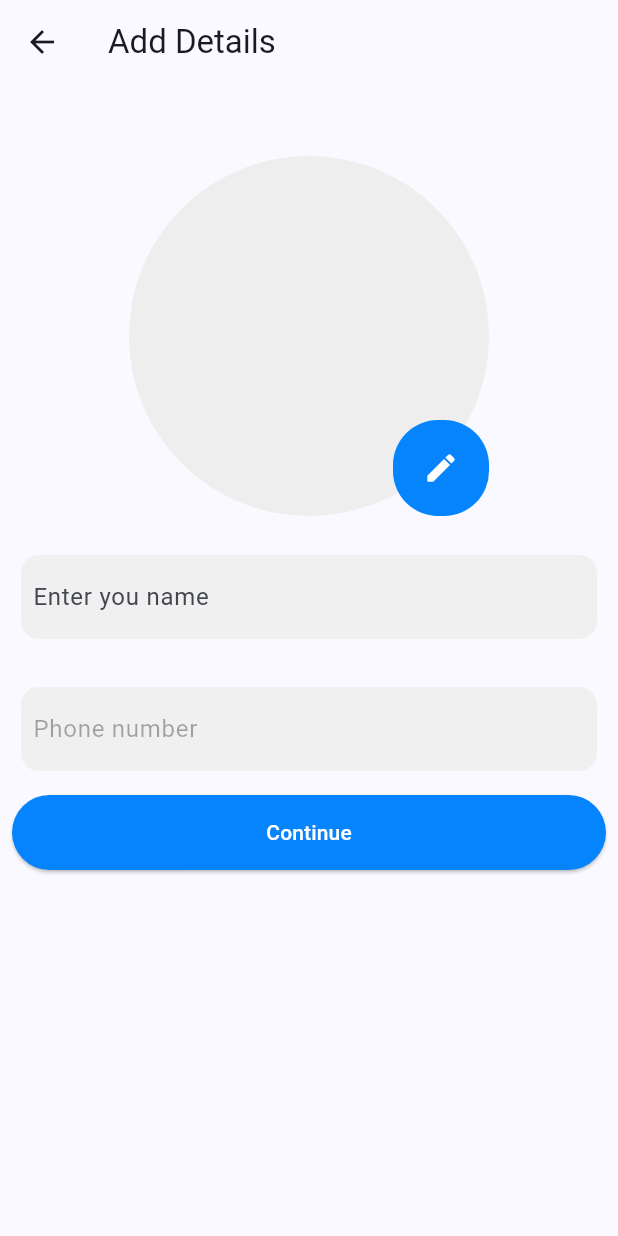
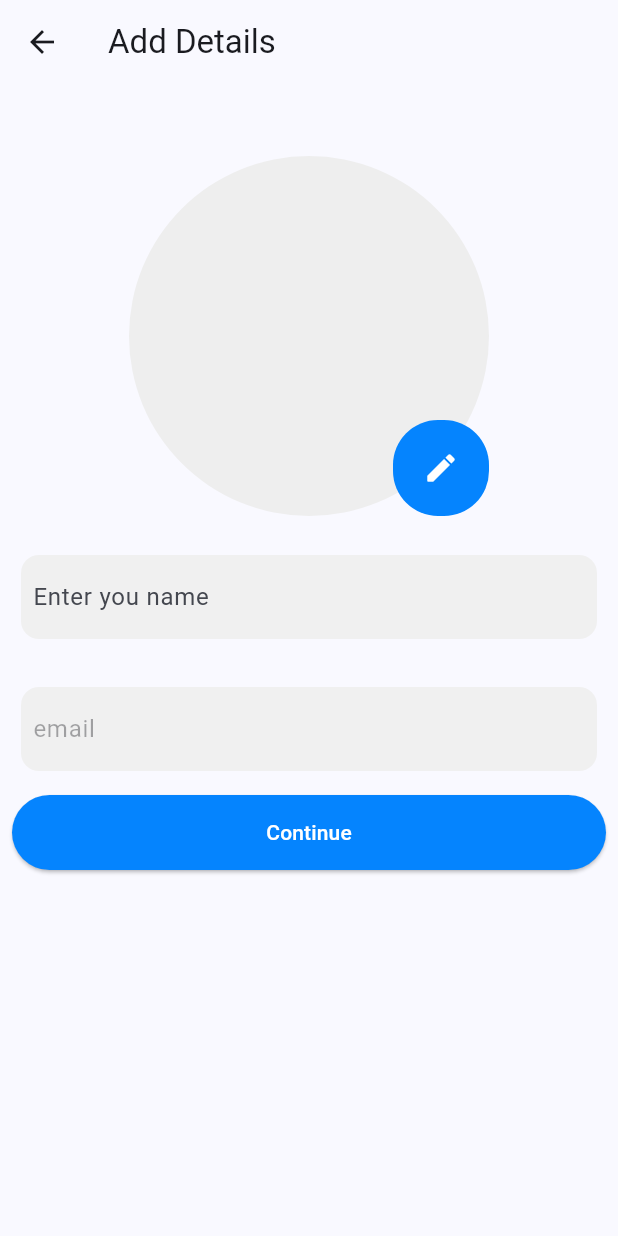
Before and after one commit to Manh-IT-K2/TalkifyApp, a Flutter app: the UpdateProfileView screen opened directly with empty values, on a phone screen of 412 x 824 dp. Run offline on Flutter 3.47's test engine with Material 3 defaults, Android fonts, the phone set to English and light mode, and no system bars; our stand-ins replace appwrite, cached_network_image, country_code_picker, file_picker, shared_preferences; accounts and stored records are empty; network calls fail.

Commit message:
update send otp by email

```diff
--- a/talkify_app/lib/controller/appwrite_controller.dart
+++ b/talkify_app/lib/controller/appwrite_controller.dart
@@ -20,17 +20,16 @@ Account account = Account(client);
 final Databases databases = Databases(client);
 final Storage storage = Storage(client);
 
-// save phone number to database(while creating a new account)
-
-Future savePhoneToDB({required String phoneNo, required String userId}) async {
+// save email number to database(while creating a new account)
+Future saveEmailToDB({required String email, required String userId}) async {
   try {
     final response = await databases.createDocument(
         databaseId: db,
         collectionId: userCollection,
         documentId: userId,
-        data: {"phone_no": phoneNo, "userId": userId});
+        data: {"email": email, "userId": userId});
     if (kDebugMode) {
-      print(response);
+      print("success: $response");
     }
     return true;
   } on AppwriteException catch (e) {
@@ -42,15 +41,15 @@ Future savePhoneToDB({required String phoneNo, required String userId}) async {
 }
 
 // check whether phone number exits in database or not
-Future<String> checkPhoneNumber({required String phoneNo}) async {
+Future<String> checkEmail({required String email}) async {
   try {
     final DocumentList matchUser = await databases.listDocuments(
         databaseId: db,
         collectionId: userCollection,
-        queries: [Query.equal("phone_no", phoneNo)]);
+        queries: [Query.equal("email", email)]);
     if (matchUser.total > 0) {
       final Document user = matchUser.documents[0];
-      if (user.data["phone_no"] != null || user.data["phone_no"] != "") {
+      if (user.data["email"] != null || user.data["email"] != "") {
         return user.data["userId"];
       } else {
         if (kDebugMode) {
@@ -72,31 +71,32 @@ Future<String> checkPhoneNumber({required String phoneNo}) async {
   }
 }
 
-// create  a phone secction, send otp to the phone number
-Future<String> createPhoneSecction({required String phone}) async {
+// create  a phone session, send otp to the phone number
+Future<String> createEmailSession({required String email}) async {
   try {
-    final userId = await checkPhoneNumber(phoneNo: phone);
+    final userId = await checkEmail(email: email);
     if (userId == "user_not_exist") {
       //creating a new account
-      final Token data =
-          await account.createPhoneToken(userId: ID.unique(), phone: phone);
+      // final Token data = await account.createPhoneToken(userId: ID.unique(), phone: phone);
+      final Token data = await account.createEmailToken(userId: ID.unique(), email: email);
 
       // save the new user to user collection
-      savePhoneToDB(phoneNo: phone, userId: data.userId);
-      print("phone: ${data.secret}");
+      saveEmailToDB(email: email, userId: data.userId);
+      print("email: ${data.secret}");
       return data.userId;
     }
     // if user is an existing user
     else {
       // create phone token for existing user
-      final Token data =
-          await account.createPhoneToken(userId: userId, phone: phone);
-      print("phone2: ${data.secret}");
+      //final Token data = await account.createPhoneToken(userId: userId, phone: phone);
+      final Token data = await account.createEmailToken(userId: userId, email: email);
+
+      print("email1: ${data.secret}");
       return data.userId;
     }
   } catch (e) {
     if (kDebugMode) {
-      print("Error on cretae phone session: $e");
+      print("Error on cretae email session: $e");
     }
     return "login_error";
   }
@@ -105,8 +105,7 @@ Future<String> createPhoneSecction({required String phone}) async {
 // login with otp
 Future<bool> loginWithOtp({required String otp, required String userId}) async {
   try {
-    final Session session =
-        await account.updatePhoneSession(userId: userId, secret: otp);
+    final Session session = await account.createSession(userId: userId, secret: otp);
     if (kDebugMode) {
       print(session.userId);
     }
@@ -233,3 +232,22 @@ Future<bool> deleteImageFromBucket({required String oldImageId}) async {
     return false;
   }
 }
+
+// to search all the users from the database
+Future<DocumentList?> searchUsers({required String searchItem, required String userId}) async {
+  try {
+    final DocumentList users = await databases.listDocuments(databaseId: db, collectionId: userCollection, queries: [
+      Query.search("email", searchItem),
+      Query.notEqual("email", userId)
+    ]);
+    if (kDebugMode) {
+      print("Total match users ${users.total}");
+    }
+    return users;
+  } catch (e) {
+    if (kDebugMode) {
+      print("Error on search users: $e");
+    }
+    return null;
+  }
+}
--- a/talkify_app/lib/controller/local_saved_data.dart
+++ b/talkify_app/lib/controller/local_saved_data.dart
@@ -29,14 +29,14 @@ class LocalSavedData {
     return preferences!.getString("userName") ?? "";
   }
 
-  // save the user phone
-  static Future<void> saveUserPhone(String phone) async {
-    await preferences!.setString("phone", phone);
+  // save the user email
+  static Future<void> saveUserEmail(String email) async {
+    await preferences!.setString("email", email);
   }
 
-  // read the user phone
-  static String getUserPhone() {
-    return preferences!.getString("phone") ?? "";
+  // read the user email
+  static String getUserEmail() {
+    return preferences!.getString("email") ?? "";
   }
 
   // save the user profile picture
@@ -50,10 +50,10 @@ class LocalSavedData {
   }
 
   // clear all the saved data
-  static clearAllData() {
-    preferences!.clear();
+  static clearAllData() async {
+    final bool data = await preferences!.clear();
     if (kDebugMode) {
-      print("Cleared all data from local!");
+      print("Cleared all data from local: $data");
     }
   }
 }
--- a/talkify_app/lib/model/user_data_model.dart
+++ b/talkify_app/lib/model/user_data_model.dart
@@ -1,6 +1,6 @@
 class UserDataModel {
   final String? name;
-  final String phone;
+  final String email;
   final String userId;
   final String? profilePic;
   final String? deviceToken;
@@ -8,7 +8,7 @@ class UserDataModel {
 
   UserDataModel(
       {this.name,
-      required this.phone,
+      required this.email,
       required this.userId,
       this.profilePic,
       this.deviceToken,
@@ -17,7 +17,7 @@ class UserDataModel {
   // to convert document data to user data
   factory UserDataModel.toMap(Map<String, dynamic> map) {
     return UserDataModel(
-        phone: map["phone_no"] ?? "",
+        email: map["email"] ?? "",
         userId: map["userId"] ?? "",
         name: map["name"] ?? "",
         profilePic: map["profile_pic"] ?? "",
--- a/talkify_app/lib/provider/user_data_provider.dart
+++ b/talkify_app/lib/provider/user_data_provider.dart
@@ -7,13 +7,13 @@ class UserDataProvider extends ChangeNotifier {
   String _userId = "";
   String _userName = "";
   String _userProfilePic = "";
-  String _userPhoneNumber = "";
+  String _userEmail = "";
   String _userDeviceToken = "";
 
   String get getUserId => _userId;
   String get getUserName => _userName;
   String get getUserProfilePic => _userProfilePic;
-  String get getUserPhoneNumber => _userPhoneNumber;
+  String get getUserEmail => _userEmail;
   String get getUserDeviceToken => _userDeviceToken;
 
 // to load the data from the device
@@ -21,7 +21,7 @@ class UserDataProvider extends ChangeNotifier {
     _userId = LocalSavedData.getUserId();
     _userName = LocalSavedData.getUserName();
     _userProfilePic = LocalSavedData.getUserProfilePic();
-    _userPhoneNumber = LocalSavedData.getUserPhone();
+    _userEmail = LocalSavedData.getUserEmail();
 
     notifyListeners();
   }
@@ -50,9 +50,9 @@ class UserDataProvider extends ChangeNotifier {
   }
 
   // set user phone
-  void setUserPhoneNumber(String phone) {
-    _userPhoneNumber = phone;
-    LocalSavedData.saveUserPhone(phone);
+  void setUserEmail(String email) {
+    _userEmail = email;
+    LocalSavedData.saveUserEmail(email);
     notifyListeners();
   }
 
--- a/talkify_app/lib/view/home_view.dart
+++ b/talkify_app/lib/view/home_view.dart
@@ -35,7 +35,7 @@ class _HomeViewState extends State<HomeView> {
                 return CircleAvatar(
                   backgroundImage: value.getUserProfilePic != null ||
                           value.getUserProfilePic != ""
-                      ? const CachedNetworkImageProvider("")
+                      ? CachedNetworkImageProvider("https://cloud.appwrite.io/v1/storage/buckets/668d0d21002933fdfbd4/files/${value.getUserProfilePic}/view?project=6680f2b1003440efdcfe&mode=admin")
                       : const Image(
                           image: AssetImage("assets/image/user.png"),
                         ).image,
--- a/talkify_app/lib/view/login_view.dart
+++ b/talkify_app/lib/view/login_view.dart
@@ -19,11 +19,9 @@ class _LoginViewState extends State<LoginView> {
   final formKey1 = GlobalKey<FormState>();
 
   //
-  TextEditingController phoneNumberController = TextEditingController();
+  TextEditingController emailController = TextEditingController();
   TextEditingController otpController = TextEditingController();
 
-  //
-  String countryCode = "+84";
   void handleOtpSubmit(String userId, BuildContext context) {
     if (formKey1.currentState!.validate()) {
       loginWithOtp(otp: otpController.text, userId: userId).then((value) {
@@ -32,7 +30,7 @@ class _LoginViewState extends State<LoginView> {
               .setUserId(userId);
 
           Provider.of<UserDataProvider>(context, listen: false)
-              .setUserPhoneNumber(countryCode + phoneNumberController.text);
+              .setUserEmail(emailController.text);
 
           Navigator.pushNamedAndRemoveUntil(
               context, "/updateProfile", (route) => false,
@@ -74,7 +72,7 @@ class _LoginViewState extends State<LoginView> {
                           TextStyle(fontSize: 28, fontWeight: FontWeight.w700),
                     ),
                     const Text(
-                      "Enter your phone number to continute.",
+                      "Enter your email to continute.",
                     ),
                     const SizedBox(
                       height: 20,
@@ -82,25 +80,14 @@ class _LoginViewState extends State<LoginView> {
                     Form(
                       key: formKey,
                       child: TextFormField(
-                        controller: phoneNumberController,
-                        keyboardType: TextInputType.phone,
+                        controller: emailController,
+                        keyboardType: TextInputType.emailAddress,
                         validator: (value) {
-                          if (value!.length != 9) {
-                            return "Invalid phone number";
-                          }
-                          return null;
+
                         },
                         decoration: InputDecoration(
-                          prefixIcon: CountryCodePicker(
-                            onChanged: (value) {
-                              if (kDebugMode) {
-                                print(value.dialCode);
-                              }
-                              countryCode = value.dialCode!;
-                            },
-                            initialSelection: "VN",
-                          ),
-                          labelText: "Enter you phone number",
+
+                          labelText: "Enter you email",
                           border: OutlineInputBorder(
                             borderRadius: BorderRadius.circular(12),
                           ),
@@ -116,9 +103,8 @@ class _LoginViewState extends State<LoginView> {
                       child: ElevatedButton(
                         onPressed: () {
                           if (formKey.currentState!.validate()) {
-                            createPhoneSecction(
-                                    phone: countryCode +
-                                        phoneNumberController.text)
+                            createEmailSession(
+                                    email: emailController.text)
                                 .then((value) {
                               if (value != "login_error") {
                                 showDialog(
--- a/talkify_app/lib/view/search_view.dart
+++ b/talkify_app/lib/view/search_view.dart
@@ -32,7 +32,7 @@ class _SearchViewState extends State<SearchView> {
                   child: TextField(
                     decoration: InputDecoration(
                         border: InputBorder.none,
-                        hintText: "Enter phone number"),
+                        hintText: "Enter email"),
                   ),
                 ),
                 Icon(Icons.search),
--- a/talkify_app/lib/view/update_profile_view.dart
+++ b/talkify_app/lib/view/update_profile_view.dart
@@ -19,7 +19,7 @@ class UpdateProfileView extends StatefulWidget {
 
 class _UpdateProfileViewState extends State<UpdateProfileView> {
   TextEditingController _nameController = TextEditingController();
-  TextEditingController _phoneController = TextEditingController();
+  TextEditingController _emailController = TextEditingController();
 
   //
   FilePickerResult? _filePickerResult;
@@ -33,9 +33,11 @@ class _UpdateProfileViewState extends State<UpdateProfileView> {
   void initState() {
     // try to load the data from local database
     Future.delayed(Duration.zero, () {
+      userId = Provider.of<UserDataProvider>(context, listen: false).getUserId;
+      Provider.of<UserDataProvider>(context, listen: false)
+          .loadUserData(userId!);
       imageId = Provider.of<UserDataProvider>(context, listen: false)
           .getUserProfilePic;
-      userId = Provider.of<UserDataProvider>(context, listen: false).getUserId;
     });
     super.initState();
   }
@@ -70,14 +72,13 @@ class _UpdateProfileViewState extends State<UpdateProfileView> {
         }
         // create new image and upload to bucket
         else {
-          await saveImageToBucket(image: inputFile).then((value){
-             if (value != null) {
+          await saveImageToBucket(image: inputFile).then((value) {
+            if (value != null) {
               imageId = value;
             }
           });
         }
-      }
-      else {
+      } else {
         if (kDebugMode) {
           print("Something went wrong!");
         }
@@ -96,7 +97,7 @@ class _UpdateProfileViewState extends State<UpdateProfileView> {
     return Consumer<UserDataProvider>(
       builder: (context, value, child) {
         _nameController.text = value.getUserName;
-        _phoneController.text = value.getUserPhoneNumber;
+        _emailController.text = value.getUserEmail;
         return Scaffold(
           appBar: AppBar(
             title:
@@ -127,8 +128,10 @@ class _UpdateProfileViewState extends State<UpdateProfileView> {
                                     File(_filePickerResult!.files.first.path!),
                                   ),
                                 ).image
-                              : value.getUserProfilePic != "" && value.getUserProfilePic != null
-                              ? const CachedNetworkImageProvider("") : null,
+                              : value.getUserProfilePic != "" &&
+                                      value.getUserProfilePic != null
+                                  ? CachedNetworkImageProvider("https://cloud.appwrite.io/v1/storage/buckets/668d0d21002933fdfbd4/files/${value.getUserProfilePic}/view?project=6680f2b1003440efdcfe&mode=admin")
+                                  : null,
                         ),
                         Positioned(
                           bottom: 0,
@@ -161,13 +164,14 @@ class _UpdateProfileViewState extends State<UpdateProfileView> {
                     child: Form(
                       key: _nameKey,
                       child: TextFormField(
-                        validator: (value){
-                          if(value!.isEmpty) return "Cannot be empty";
+                        validator: (value) {
+                          if (value!.isEmpty) return "Cannot be empty";
                           return null;
                         },
                         controller: _nameController,
                         decoration: const InputDecoration(
-                            border: InputBorder.none, hintText: "Enter you name"),
+                            border: InputBorder.none,
+                            hintText: "Enter you name"),
                       ),
                     ),
                   ),
@@ -182,10 +186,10 @@ class _UpdateProfileViewState extends State<UpdateProfileView> {
                     padding:
                         const EdgeInsets.symmetric(horizontal: 8, vertical: 4),
                     child: TextFormField(
-                      controller: _phoneController,
+                      controller: _emailController,
                       enabled: false,
                       decoration: const InputDecoration(
-                          border: InputBorder.none, hintText: "Phone number"),
+                          border: InputBorder.none, hintText: "email"),
                     ),
                   ),
                   const SizedBox(
@@ -196,20 +200,24 @@ class _UpdateProfileViewState extends State<UpdateProfileView> {
                     width: double.infinity,
                     child: ElevatedButton(
                       onPressed: () async {
-                        if(_nameKey.currentState!.validate()){
+                        if (_nameKey.currentState!.validate()) {
                           // upload the image if file is picked
-                          if(_filePickerResult != null){
+                          if (_filePickerResult != null) {
                             await uploadProfileImage();
                           }
 
                           // save the data to database user colection
-                          await updateUserDetail(imageId ?? "", userId: userId!, name: _nameController.text);
+                          await updateUserDetail(imageId ?? "",
+                              userId: userId!, name: _nameController.text);
 
                           // navigate the user to the home route
-                          Navigator.pushNamedAndRemoveUntil(context, "/home", (route) => false);
+                          Navigator.pushNamedAndRemoveUntil(
+                              context, "/home", (route) => false);
                         }
                       },
-                      child: Text(datapassed["title"] == "edit" ? "Update" : "Continue"),
+                      child: Text(datapassed["title"] == "edit"
+                          ? "Update"
+                          : "Continue"),
                       style: ElevatedButton.styleFrom(
                           backgroundColor: kPrimaryColor,
                           foregroundColor: Colors.white),
```
Also changed, not shown: talkify_app/lib/view/profile_view.dart (+6 -4 lines).
